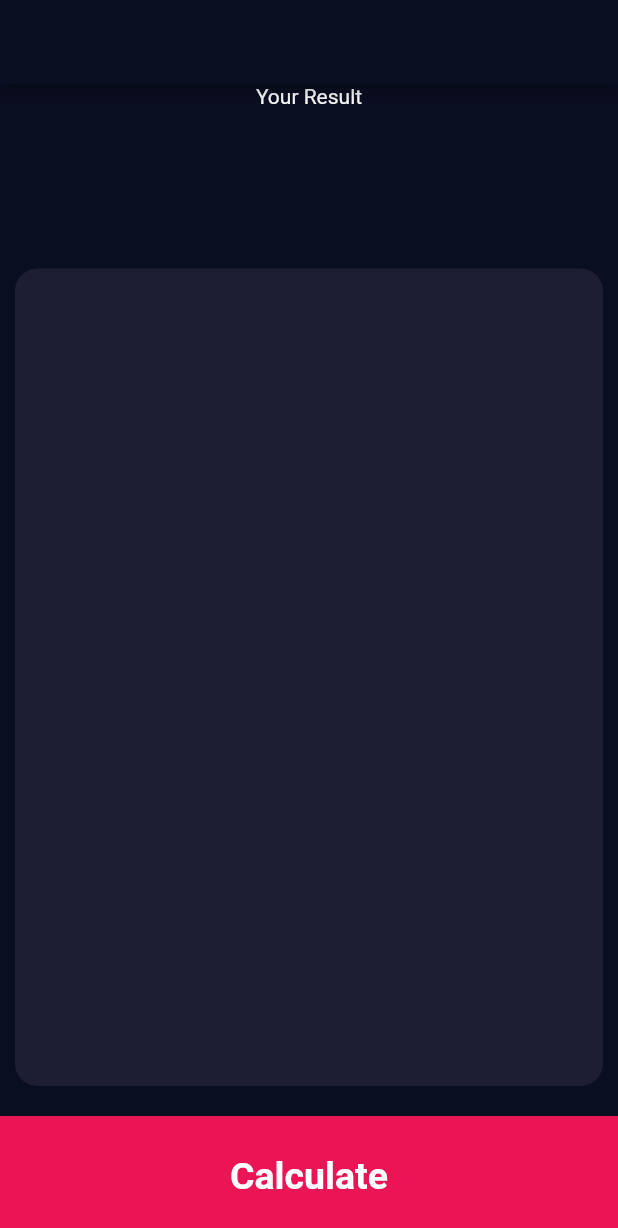
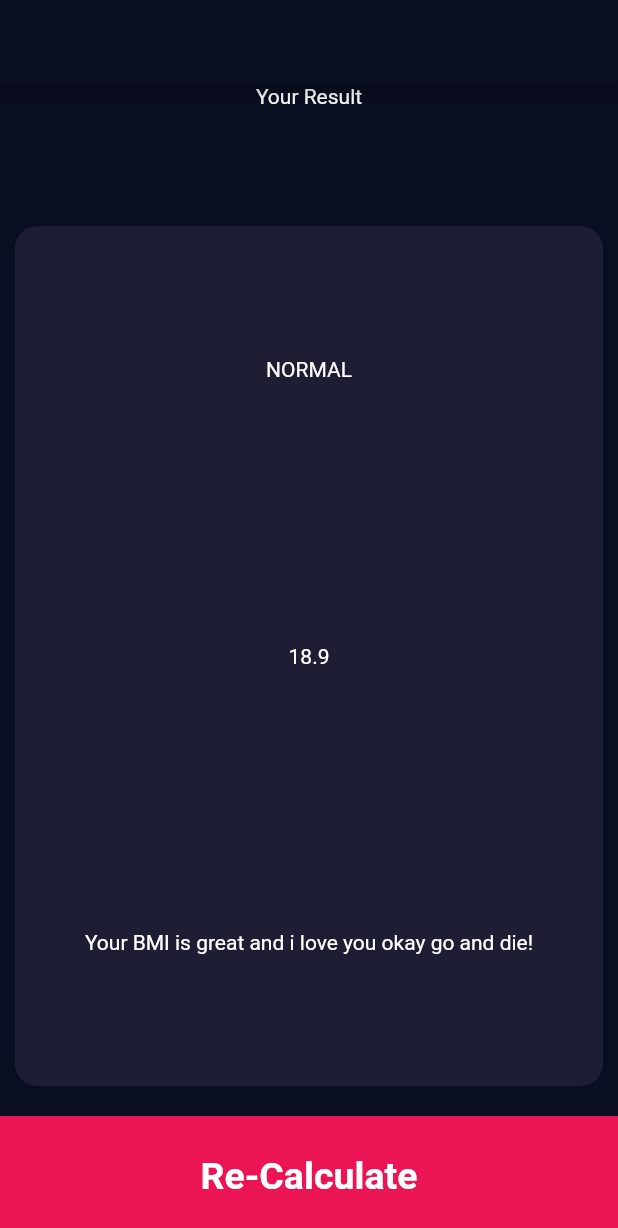
Before and after one commit to Jhay4Julian/bmi_calculator_flutter, a Flutter app: the ResultPage screen opened directly, on a phone screen of 412 x 824 dp. Shown: the top 1228 px of the screen. Run offline on Flutter 3.47's test engine with Material 2 defaults, Android fonts, the phone set to English and light mode, and no system bars; our stand-ins replace font_awesome_flutter; statements that could not run were skipped.

Commit message:
set up the result page ui

```diff
--- a/lib/result_page.dart
+++ b/lib/result_page.dart
@@ -21,9 +21,34 @@ class ResultPage extends StatelessWidget {
             ),
           ),
           Expanded(
-            flex: 5,
+            flex: 7,
             child: InputCard(
               color: kActiveCardColor,
+              cardChild: Column(
+                crossAxisAlignment: CrossAxisAlignment.stretch,
+                mainAxisAlignment: MainAxisAlignment.spaceAround,
+                children: const [
+                  Center(
+                    child: Text(
+                      'NORMAL',
+                      style: kNormalText,
+                    ),
+                  ),
+                  Center(
+                    child: Text(
+                      '18.9',
+                      style: kBMIValue,
+                    ),
+                  ),
+                  Center(
+                    child: Text(
+                      'Your BMI is great and i love you okay go and die!',
+                      style: kInterpretationText,
+                      textAlign: TextAlign.center,
+                    ),
+                  ),
+                ],
+              ),
             ),
           ),
           GestureDetector(
@@ -37,7 +62,7 @@ class ResultPage extends StatelessWidget {
               height: kBottomContainerHeight,
               child: const Center(
                 child: Text(
-                  'Calculate',
+                  'Re-Calculate',
                   style: kBottomContainerText,
                 ),
               ),
```
